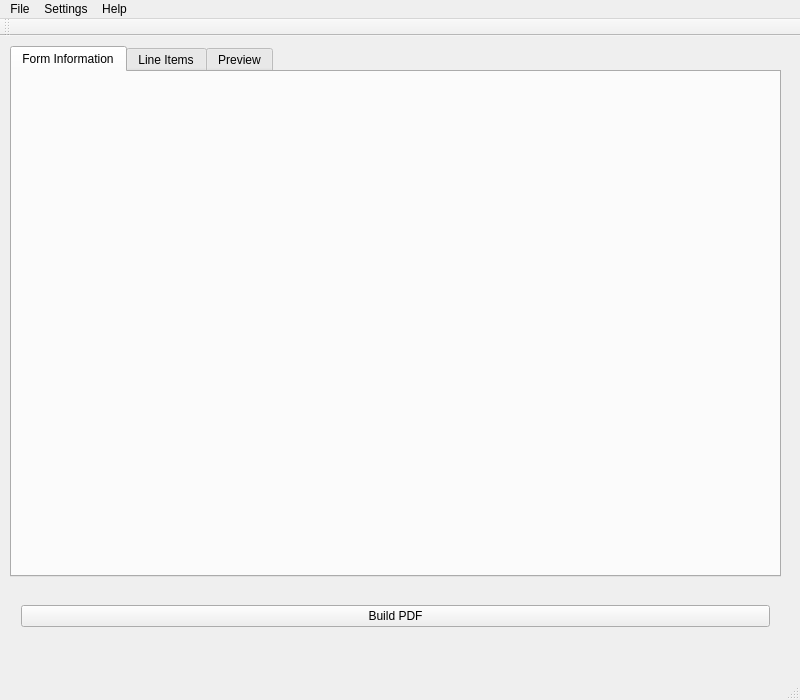
First picture: the form in invoicer.ui, repository djallen89/Invoicer, before the edit.
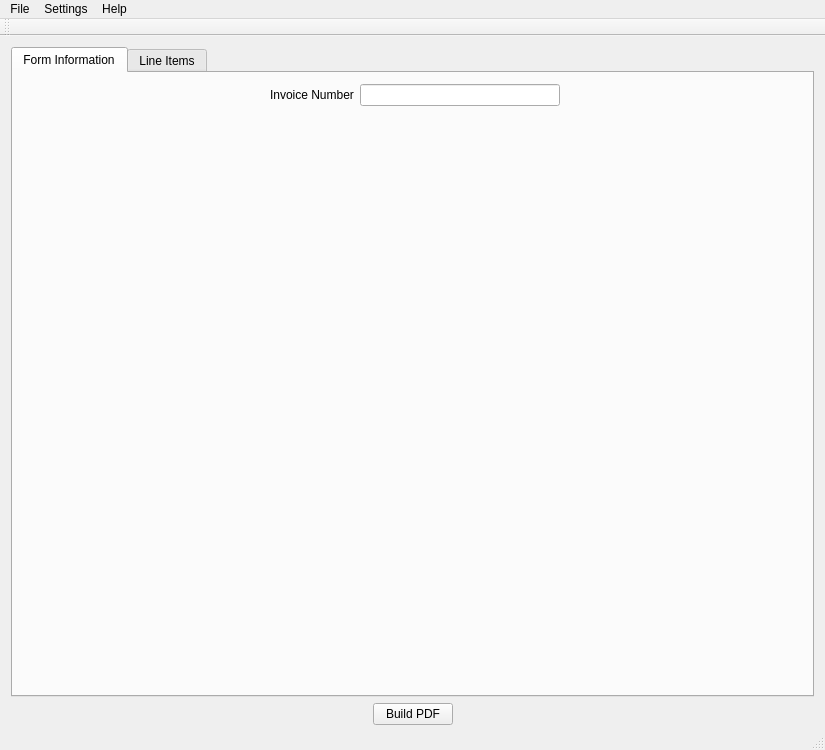
Second picture: the form after the edit. The open tabs and pages were chosen to show the change.

Diff of the .ui file:
```diff
--- a/invoicer.ui
+++ b/invoicer.ui
@@ -6,8 +6,8 @@
    <rect>
     <x>0</x>
     <y>0</y>
-    <width>800</width>
-    <height>700</height>
+    <width>825</width>
+    <height>750</height>
    </rect>
   </property>
   <property name="sizePolicy">
@@ -18,8 +18,8 @@
   </property>
   <property name="minimumSize">
    <size>
-    <width>800</width>
-    <height>700</height>
+    <width>825</width>
+    <height>750</height>
    </size>
   </property>
   <property name="windowTitle">
@@ -34,19 +34,18 @@
    </property>
    <property name="minimumSize">
     <size>
-     <width>800</width>
-     <height>600</height>
+     <width>750</width>
+     <height>700</height>
     </size>
    </property>
+   <layout class="QHBoxLayout" name="horizontalLayout_9">
+    <item>
+     <layout class="QVBoxLayout" name="centralWidgetLayout">
+      <property name="sizeConstraint">
+       <enum>QLayout::SetDefaultConstraint</enum>
+      </property>
+      <item>
    <widget class="QTabWidget" name="tabs">
-    <property name="geometry">
-     <rect>
-      <x>10</x>
-      <y>10</y>
-      <width>771</width>
-      <height>531</height>
-     </rect>
-    </property>
     <property name="sizePolicy">
      <sizepolicy hsizetype="MinimumExpanding" vsizetype="MinimumExpanding">
       <horstretch>0</horstretch>
@@ -55,12 +54,12 @@
     </property>
     <property name="minimumSize">
      <size>
-      <width>600</width>
+          <width>650</width>
       <height>300</height>
      </size>
     </property>
     <property name="currentIndex">
-     <number>1</number>
+         <number>0</number>
     </property>
     <widget class="QWidget" name="formInfoTab">
      <property name="sizePolicy">
@@ -72,6 +71,64 @@
      <attribute name="title">
       <string>Form Information</string>
      </attribute>
+         <layout class="QHBoxLayout" name="horizontalLayout_10">
+          <item>
+           <layout class="QVBoxLayout" name="verticalLayout_6">
+            <item>
+             <layout class="QFormLayout" name="formLayout_2">
+              <property name="formAlignment">
+               <set>Qt::AlignHCenter|Qt::AlignTop</set>
+              </property>
+              <item row="0" column="0">
+               <widget class="QLabel" name="invoiceNumberLabel">
+                <property name="text">
+                 <string>Invoice Number</string>
+                </property>
+               </widget>
+              </item>
+              <item row="0" column="1">
+               <widget class="QLineEdit" name="invoiceNumberLineEdit">
+                <property name="sizePolicy">
+                 <sizepolicy hsizetype="MinimumExpanding" vsizetype="Fixed">
+                  <horstretch>0</horstretch>
+                  <verstretch>0</verstretch>
+                 </sizepolicy>
+                </property>
+                <property name="minimumSize">
+                 <size>
+                  <width>100</width>
+                  <height>0</height>
+                 </size>
+                </property>
+                <property name="maximumSize">
+                 <size>
+                  <width>200</width>
+                  <height>16777215</height>
+                 </size>
+                </property>
+               </widget>
+              </item>
+             </layout>
+            </item>
+            <item>
+             <widget class="QWidget" name="formInfoContainer" native="true">
+              <property name="sizePolicy">
+               <sizepolicy hsizetype="Expanding" vsizetype="MinimumExpanding">
+                <horstretch>0</horstretch>
+                <verstretch>0</verstretch>
+               </sizepolicy>
+              </property>
+              <property name="minimumSize">
+               <size>
+                <width>0</width>
+                <height>300</height>
+               </size>
+              </property>
+             </widget>
+            </item>
+           </layout>
+          </item>
+         </layout>
     </widget>
     <widget class="QWidget" name="lineItemsTab">
      <property name="sizePolicy">
@@ -83,14 +140,25 @@
      <attribute name="title">
       <string>Line Items</string>
      </attribute>
+         <layout class="QVBoxLayout" name="verticalLayout_2">
+          <item>
+           <layout class="QVBoxLayout" name="lineItemsArea">
+            <property name="sizeConstraint">
+             <enum>QLayout::SetDefaultConstraint</enum>
+            </property>
+            <item>
      <widget class="QScrollArea" name="lineItemsScrollArea">
-      <property name="geometry">
-       <rect>
-        <x>0</x>
-        <y>0</y>
-        <width>761</width>
-        <height>411</height>
-       </rect>
+              <property name="sizePolicy">
+               <sizepolicy hsizetype="MinimumExpanding" vsizetype="MinimumExpanding">
+                <horstretch>0</horstretch>
+                <verstretch>0</verstretch>
+               </sizepolicy>
+              </property>
+              <property name="minimumSize">
+               <size>
+                <width>650</width>
+                <height>300</height>
+               </size>
       </property>
       <property name="widgetResizable">
        <bool>true</bool>
@@ -100,21 +168,14 @@
         <rect>
          <x>0</x>
          <y>0</y>
-         <width>759</width>
-         <height>409</height>
+                 <width>779</width>
+                 <height>561</height>
         </rect>
        </property>
       </widget>
      </widget>
-     <widget class="QWidget" name="horizontalLayoutWidget">
-      <property name="geometry">
-       <rect>
-        <x>0</x>
-        <y>430</y>
-        <width>771</width>
-        <height>51</height>
-       </rect>
-      </property>
+            </item>
+            <item>
       <layout class="QHBoxLayout" name="horizontalLayout_5">
        <item>
         <spacer name="horizontalSpacer_4">
@@ -190,40 +251,63 @@
         </spacer>
        </item>
       </layout>
-     </widget>
-    </widget>
-    <widget class="QWidget" name="previewTab">
-     <attribute name="title">
-      <string>Preview</string>
-     </attribute>
-    </widget>
-   </widget>
-   <widget class="QWidget" name="horizontalLayoutWidget_5">
-    <property name="geometry">
-     <rect>
-      <x>10</x>
-      <y>540</y>
-      <width>771</width>
-      <height>80</height>
-     </rect>
-    </property>
-    <layout class="QHBoxLayout" name="horizontalLayout_6">
+            </item>
+           </layout>
+          </item>
+         </layout>
+        </widget>
+       </widget>
+      </item>
+      <item>
+       <layout class="QHBoxLayout" name="centralWidgetButtonLayout">
+        <property name="sizeConstraint">
+         <enum>QLayout::SetDefaultConstraint</enum>
+        </property>
      <item>
-      <widget class="QPushButton" name="pushButton_3">
+         <spacer name="horizontalSpacer_7">
+          <property name="orientation">
+           <enum>Qt::Horizontal</enum>
+          </property>
+          <property name="sizeHint" stdset="0">
+           <size>
+            <width>40</width>
+            <height>20</height>
+           </size>
+          </property>
+         </spacer>
+        </item>
+        <item>
+         <widget class="QPushButton" name="buildPDFButton">
        <property name="text">
         <string>Build PDF</string>
        </property>
       </widget>
      </item>
-    </layout>
-   </widget>
+        <item>
+         <spacer name="horizontalSpacer_6">
+          <property name="orientation">
+           <enum>Qt::Horizontal</enum>
+          </property>
+          <property name="sizeHint" stdset="0">
+           <size>
+            <width>40</width>
+            <height>20</height>
+           </size>
+          </property>
+         </spacer>
+        </item>
+       </layout>
+      </item>
+     </layout>
+    </item>
+   </layout>
   </widget>
   <widget class="QMenuBar" name="menuBar">
    <property name="geometry">
     <rect>
      <x>0</x>
      <y>0</y>
-     <width>800</width>
+     <width>825</width>
      <height>22</height>
     </rect>
    </property>
```
Lines whose indentation alone changed are shown as unchanged.
